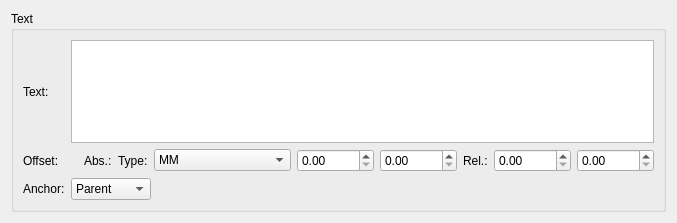
First picture: the form in mscore/mscore/text.ui, repository musescore/musescore-old, before the edit.
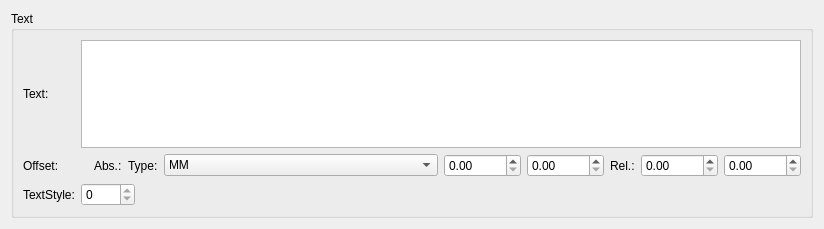
Second picture: the form after the edit.

Patch:
```diff
--- a/mscore/mscore/text.ui
+++ b/mscore/mscore/text.ui
@@ -5,8 +5,8 @@
    <rect>
     <x>0</x>
     <y>0</y>
-    <width>677</width>
-    <height>223</height>
+    <width>824</width>
+    <height>229</height>
    </rect>
   </property>
   <property name="windowTitle" >
@@ -149,34 +149,23 @@
       <item row="2" column="0" >
        <widget class="QLabel" name="label_4" >
         <property name="text" >
-         <string>Anchor:</string>
+         <string comment="do not translate" >TextStyle:</string>
         </property>
        </widget>
       </item>
       <item row="2" column="1" >
        <layout class="QHBoxLayout" >
         <item>
-         <widget class="QComboBox" name="anchor" >
-          <item>
-           <property name="text" >
-            <string>Parent</string>
-           </property>
-          </item>
-          <item>
-           <property name="text" >
-            <string>Measure</string>
-           </property>
-          </item>
-          <item>
-           <property name="text" >
-            <string>Staff</string>
-           </property>
-          </item>
-          <item>
-           <property name="text" >
-            <string>Segment</string>
-           </property>
-          </item>
+         <widget class="QSpinBox" name="textStyle" >
+          <property name="readOnly" >
+           <bool>true</bool>
+          </property>
+          <property name="minimum" >
+           <number>-1</number>
+          </property>
+          <property name="maximum" >
+           <number>9999</number>
+          </property>
          </widget>
         </item>
         <item>
```
Left out of the diff: 12 changed lines with no effect on the pictures.
